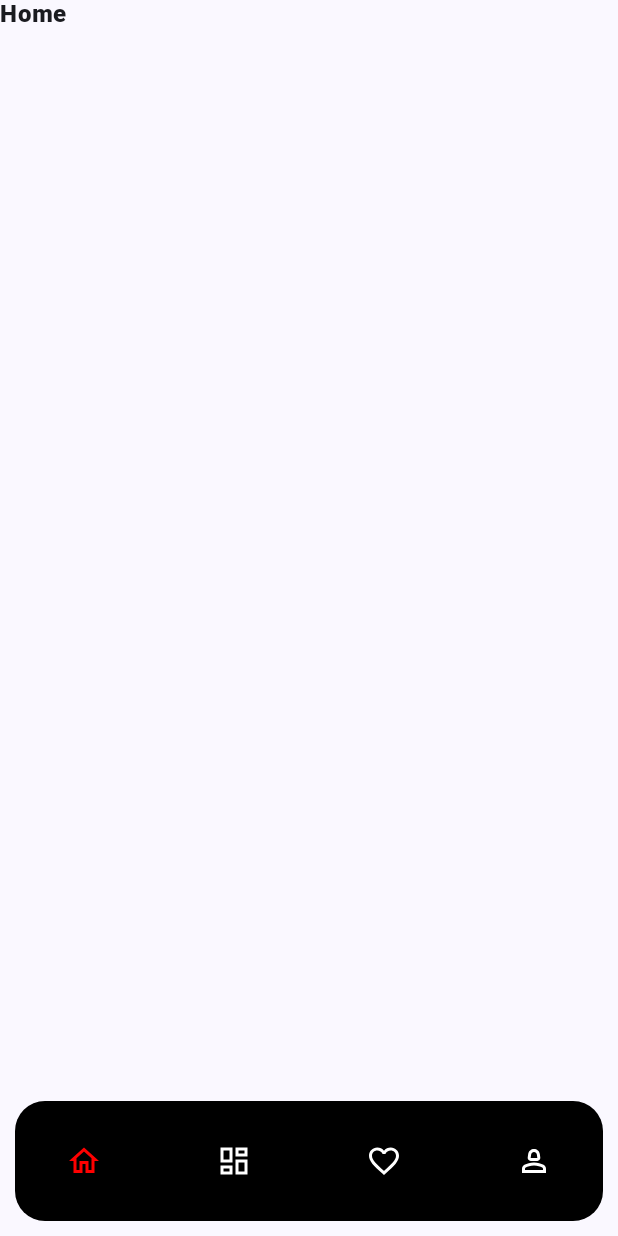
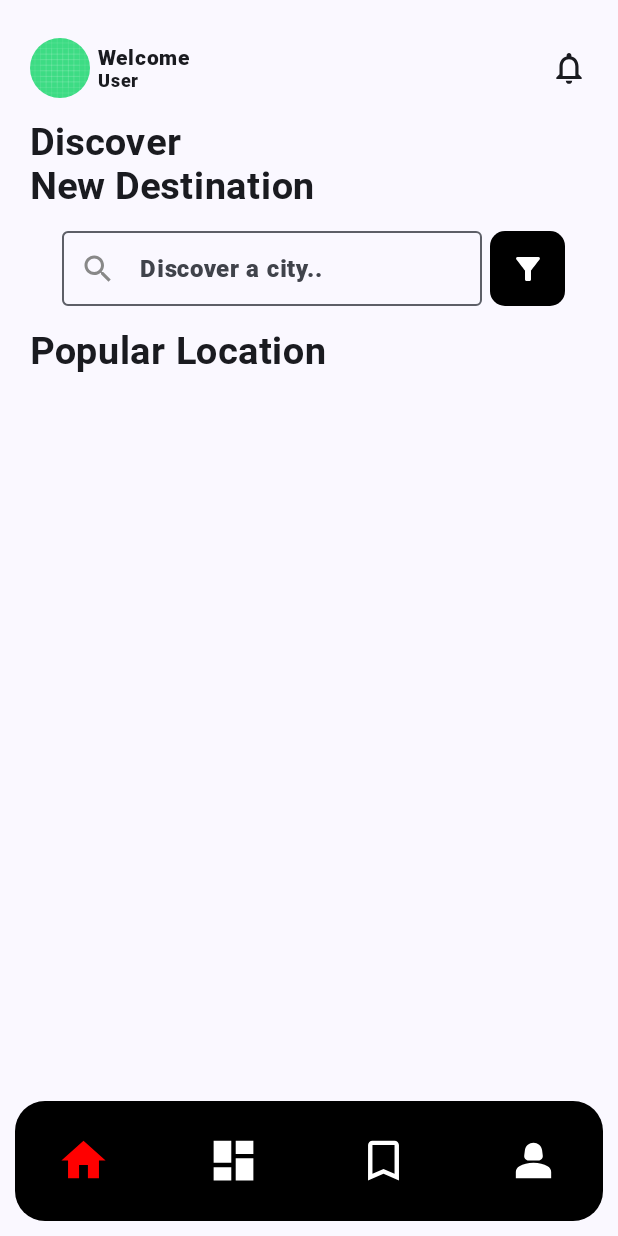
Before and after one commit to iamshaikhasif/travel_application_compose, an Android app built with Jetpack Compose: the screen it shows after launch (MainActivity), on a phone screen of 412 x 824 dp. Run offline under Robolectric (Android 15) with nearby library versions, the phone set to English and light mode, and no system bars.

Commit message:
bottom navigation

```diff
--- a/app/src/main/java/com/example/travelapplication/data/BottomItemModel.kt
+++ b/app/src/main/java/com/example/travelapplication/data/BottomItemModel.kt
@@ -1,6 +1,7 @@
 package com.example.travelapplication.data
 
 import androidx.compose.material.icons.Icons
+import androidx.compose.material.icons.filled.*
 import androidx.compose.material.icons.outlined.*
 import androidx.compose.ui.graphics.vector.ImageVector
 import com.example.travelapplication.routing.NavigationItem
@@ -13,25 +14,25 @@ sealed class BottomItemModel(
     data object HomeScreen : BottomItemModel(
         route = NavigationItem.Home.route,
         title = "Home",
-        icon = Icons.Outlined.Home
+        icon = Icons.Filled.Home
     )
 
     data object Explore : BottomItemModel(
         route = NavigationItem.Explore.route,
         title = "Explore",
-        icon = Icons.Outlined.Dashboard
+        icon = Icons.Filled.Dashboard
     )
 
     data object Favourite : BottomItemModel(
         route = NavigationItem.Favorite.route,
         title = "Favorite",
-        icon = Icons.Outlined.FavoriteBorder
+        icon = Icons.Filled.BookmarkBorder
     )
 
     data object Notification : BottomItemModel(
         route = NavigationItem.Profile.route,
         title = "Profile",
-        icon = Icons.Outlined.Person2
+        icon = Icons.Filled.Person2
     )
 
 }
--- /dev/null
+++ b/app/src/main/java/com/example/travelapplication/ui/components/EditText.kt
@@ -0,0 +1,52 @@
+package com.example.travelapplication.ui.components
+
+import android.widget.EditText
+import androidx.compose.foundation.background
+import androidx.compose.foundation.layout.height
+import androidx.compose.foundation.layout.padding
+import androidx.compose.material.icons.Icons
+import androidx.compose.material.icons.filled.KeyboardDoubleArrowRight
+import androidx.compose.material.icons.filled.Search
+import androidx.compose.material3.Icon
+import androidx.compose.material3.OutlinedTextField
+import androidx.compose.material3.Text
+import androidx.compose.runtime.Composable
+import androidx.compose.runtime.getValue
+import androidx.compose.runtime.mutableStateOf
+import androidx.compose.runtime.saveable.rememberSaveable
+import androidx.compose.runtime.setValue
+import androidx.compose.ui.Modifier
+import androidx.compose.ui.graphics.Color
+import androidx.compose.ui.text.TextStyle
+import androidx.compose.ui.unit.dp
+import androidx.compose.ui.unit.sp
+
+@Composable
+fun CommonEditText(hint: String, onChanged: (String) -> Unit) {
+    var text by rememberSaveable { mutableStateOf("") }
+
+    OutlinedTextField (
+        modifier = Modifier
+            .padding(5.dp)
+            .height(50.dp),
+        value = text,
+        placeholder = {
+            Text(text = hint, modifier = Modifier.padding(0.dp))
+        },
+        textStyle = TextStyle(
+            fontSize = 12.sp
+        ),
+        leadingIcon = {
+            Icon(
+                imageVector = Icons.Filled.Search,
+                contentDescription = null,
+                tint = Color.Gray
+            )
+        },
+        onValueChange = {
+            text = it
+            onChanged(text)
+        },
+    )
+
+}
--- /dev/null
+++ b/app/src/main/java/com/example/travelapplication/ui/components/GapCompose.kt
@@ -0,0 +1,19 @@
+package com.example.travelapplication.ui.components
+
+import androidx.compose.foundation.layout.Spacer
+import androidx.compose.foundation.layout.height
+import androidx.compose.foundation.layout.width
+import androidx.compose.runtime.Composable
+import androidx.compose.ui.Modifier
+import androidx.compose.ui.unit.Dp
+import androidx.compose.ui.unit.dp
+
+
+@Composable
+fun GapCompose(gap: Dp = 10.dp, isRow:Boolean = true) {
+    if(isRow){
+        Spacer(modifier = Modifier.width(gap))
+    }else{
+        Spacer(modifier = Modifier.height(gap))
+    }
+}
--- a/app/src/main/java/com/example/travelapplication/ui/home/DashboardScreen.kt
+++ b/app/src/main/java/com/example/travelapplication/ui/home/DashboardScreen.kt
@@ -2,7 +2,9 @@ package com.example.travelapplication.ui.home
 
 import android.util.Log
 import androidx.compose.foundation.layout.Box
+import androidx.compose.foundation.layout.height
 import androidx.compose.foundation.layout.padding
+import androidx.compose.foundation.layout.size
 import androidx.compose.foundation.shape.RoundedCornerShape
 import androidx.compose.material3.BottomAppBar
 import androidx.compose.material3.ExperimentalMaterial3Api
@@ -75,12 +77,13 @@ fun BottomItem(
                             launchSingleTop = true
                             restoreState = true
                         }
-                    }catch (e:Exception){
+                    } catch (e:Exception) {
                         Log.d("route", e.message ?: "no error")
                     }
                 },
                 icon = {
                     Icon(
+                        modifier = Modifier.size(35.dp),
                         imageVector = screen.icon,
                         contentDescription = "",
                         tint = if (currentRoute == screen.route) Color.Red else Color.White
--- /dev/null
+++ b/app/src/main/java/com/example/travelapplication/ui/home/HomeAppBar.kt
@@ -0,0 +1,77 @@
+package com.example.travelapplication.ui.home
+
+import androidx.compose.foundation.Image
+import androidx.compose.foundation.layout.Arrangement
+import androidx.compose.foundation.layout.Box
+import androidx.compose.foundation.layout.Column
+import androidx.compose.foundation.layout.Row
+import androidx.compose.foundation.layout.fillMaxWidth
+import androidx.compose.foundation.layout.height
+import androidx.compose.foundation.layout.size
+import androidx.compose.foundation.shape.CircleShape
+import androidx.compose.material.icons.Icons
+import androidx.compose.material.icons.outlined.Notifications
+import androidx.compose.material3.Icon
+import androidx.compose.material3.MaterialTheme
+import androidx.compose.material3.Text
+import androidx.compose.runtime.Composable
+import androidx.compose.ui.Alignment
+import androidx.compose.ui.Modifier
+import androidx.compose.ui.draw.clip
+import androidx.compose.ui.layout.ContentScale
+import androidx.compose.ui.res.painterResource
+import androidx.compose.ui.text.font.FontWeight
+import androidx.compose.ui.unit.dp
+import com.example.travelapplication.R
+import com.example.travelapplication.ui.components.GapCompose
+
+@Composable
+fun HomeAppBar(){
+    Row(
+        modifier = Modifier
+            .fillMaxWidth()
+            .height(50.dp),
+        horizontalArrangement = Arrangement.SpaceBetween,
+        verticalAlignment = Alignment.CenterVertically,
+    ) {
+
+        Row {
+            Image(
+                painter = painterResource(R.drawable.ic_launcher_background),
+                contentDescription = "avatar",
+                contentScale = ContentScale.Crop,
+                modifier = Modifier
+                    .size(40.dp)
+                    .clip(CircleShape)
+            )
+            GapCompose(gap = 5.dp)
+            Box(
+                contentAlignment = Alignment.Center, modifier = Modifier
+                    .height(40.dp)
+            ) {
+                Column(
+                    modifier = Modifier,
+                    horizontalAlignment = Alignment.Start,
+                    verticalArrangement = Arrangement.Center
+                ) {
+                    Text(
+                        text = "Welcome",
+                        style = MaterialTheme.typography.labelMedium.copy(
+                            fontWeight = FontWeight.Medium
+                        )
+                    )
+                    Text(
+                        text = "User",
+                        style = MaterialTheme.typography.labelSmall
+                    )
+                }
+            }
+        }
+
+        Icon(
+            modifier = Modifier.size(25.dp),
+            imageVector = Icons.Outlined.Notifications,
+            contentDescription = "",
+        )
+    }
+}
--- /dev/null
+++ b/app/src/main/java/com/example/travelapplication/ui/home/HomePopularLocation.kt
@@ -0,0 +1,41 @@
+package com.example.travelapplication.ui.home
+
+import androidx.compose.foundation.layout.Column
+import androidx.compose.foundation.lazy.LazyRow
+import androidx.compose.foundation.lazy.itemsIndexed
+import androidx.compose.material3.MaterialTheme
+import androidx.compose.material3.Text
+import androidx.compose.runtime.Composable
+import androidx.compose.ui.text.font.FontWeight
+import androidx.compose.ui.tooling.preview.Preview
+import androidx.compose.ui.unit.sp
+import com.example.travelapplication.ui.components.GapCompose
+
+@Composable
+fun HomePopularLocation() {
+    lateinit var courseList: List<String>
+    courseList = ArrayList<String>()
+
+    Column {
+        Text(
+            text = "Popular Location",
+            style = MaterialTheme.typography.bodyLarge.copy(
+                fontSize = 25.sp,
+                fontWeight = FontWeight.Bold
+            )
+        )
+        GapCompose(isRow = false)
+        LazyRow {
+            itemsIndexed(courseList) { index, item ->
+
+            }
+        }
+    }
+
+}
+
+@Preview(showSystemUi = true, showBackground = true)
+@Composable
+private fun HomePrev() {
+    HomeScreen()
+}
--- a/app/src/main/java/com/example/travelapplication/ui/home/HomeScreen.kt
+++ b/app/src/main/java/com/example/travelapplication/ui/home/HomeScreen.kt
@@ -1,21 +1,74 @@
 package com.example.travelapplication.ui.home
 
+import android.util.Log
+import androidx.compose.foundation.Image
+import androidx.compose.foundation.background
+import androidx.compose.foundation.border
+import androidx.compose.foundation.layout.Arrangement
+import androidx.compose.foundation.layout.Box
+import androidx.compose.foundation.layout.Column
+import androidx.compose.foundation.layout.Row
+import androidx.compose.foundation.layout.Spacer
+import androidx.compose.foundation.layout.fillMaxHeight
+import androidx.compose.foundation.layout.fillMaxSize
+import androidx.compose.foundation.layout.fillMaxWidth
+import androidx.compose.foundation.layout.height
+import androidx.compose.foundation.layout.padding
+import androidx.compose.foundation.layout.size
+import androidx.compose.foundation.shape.CircleShape
+import androidx.compose.material.icons.Icons
+import androidx.compose.material.icons.outlined.Notifications
+import androidx.compose.material3.Icon
+import androidx.compose.material3.MaterialTheme
 import androidx.compose.material3.Text
 import androidx.compose.runtime.Composable
-import com.example.travelapplication.data.BottomItemModel
+import androidx.compose.ui.Alignment
+import androidx.compose.ui.Modifier
+import androidx.compose.ui.draw.clip
+import androidx.compose.ui.layout.ContentScale
+import androidx.compose.ui.res.painterResource
+import androidx.compose.ui.text.font.FontWeight
+import androidx.compose.ui.tooling.preview.Preview
+import androidx.compose.ui.unit.dp
+import com.example.travelapplication.R
+import com.example.travelapplication.ui.components.GapCompose
 
 @Composable
 fun HomeScreen() {
-    Text(text = "Home")
+    Column(
+        modifier = Modifier
+            .fillMaxSize()
+            .padding(20.dp)
+    ) {
+
+        HomeAppBar()
+        GapCompose(isRow = false)
+        HomeSearchCompose()
+        GapCompose(isRow = false)
+        HomePopularLocation()
+    }
 }
+
+
+
+
+@Preview(showSystemUi = true, showBackground = true)
+@Composable
+private fun HomePrev() {
+    HomeScreen()
+}
+
+
 @Composable
 fun FavScreen() {
     Text(text = "Fav")
 }
+
 @Composable
 fun NotiScreen() {
     Text(text = "Noti")
 }
+
 @Composable
 fun ExploreScreen() {
     Text(text = "Exp")
--- /dev/null
+++ b/app/src/main/java/com/example/travelapplication/ui/home/HomeSearchCompose.kt
@@ -0,0 +1,68 @@
+package com.example.travelapplication.ui.home
+
+import android.util.Log
+import androidx.compose.foundation.background
+import androidx.compose.foundation.layout.Arrangement
+import androidx.compose.foundation.layout.Box
+import androidx.compose.foundation.layout.Row
+import androidx.compose.foundation.layout.fillMaxWidth
+import androidx.compose.foundation.layout.size
+import androidx.compose.foundation.shape.RoundedCornerShape
+import androidx.compose.material.icons.Icons
+import androidx.compose.material.icons.filled.FilterAlt
+import androidx.compose.material3.Icon
+import androidx.compose.material3.MaterialTheme
+import androidx.compose.material3.Text
+import androidx.compose.runtime.Composable
+import androidx.compose.ui.Alignment
+import androidx.compose.ui.Modifier
+import androidx.compose.ui.draw.clip
+import androidx.compose.ui.graphics.Color
+import androidx.compose.ui.text.font.FontWeight
+import androidx.compose.ui.unit.dp
+import androidx.compose.ui.unit.sp
+import com.example.travelapplication.ui.components.CommonEditText
+import com.example.travelapplication.ui.components.GapCompose
+
+@Composable
+fun HomeSearchCompose(){
+    Text(
+        text = "Discover",
+        style = MaterialTheme.typography.bodyLarge.copy(
+            fontSize = 25.sp,
+            fontWeight = FontWeight.Bold
+        )
+    )
+    Text(
+        text = "New Destination",
+        style = MaterialTheme.typography.bodyLarge.copy(
+            fontSize = 25.sp,
+            fontWeight = FontWeight.Bold
+        )
+    )
+
+    GapCompose(isRow = false)
+
+    Row(
+        modifier = Modifier.fillMaxWidth(),
+        horizontalArrangement = Arrangement.Center,
+        verticalAlignment = Alignment.CenterVertically
+    ) {
+        CommonEditText(hint = "Discover a city..") { text ->
+            Log.d("text", text)
+        }
+        Box(
+            contentAlignment = Alignment.Center,
+            modifier = Modifier
+                .clip(shape = RoundedCornerShape(10.dp))
+                .background(color = Color.Black)
+                .size(50.dp)
+        ) {
+            Icon(
+                imageVector = Icons.Filled.FilterAlt,
+                contentDescription = null,
+                tint = Color.White
+            )
+        }
+    }
+}
```
